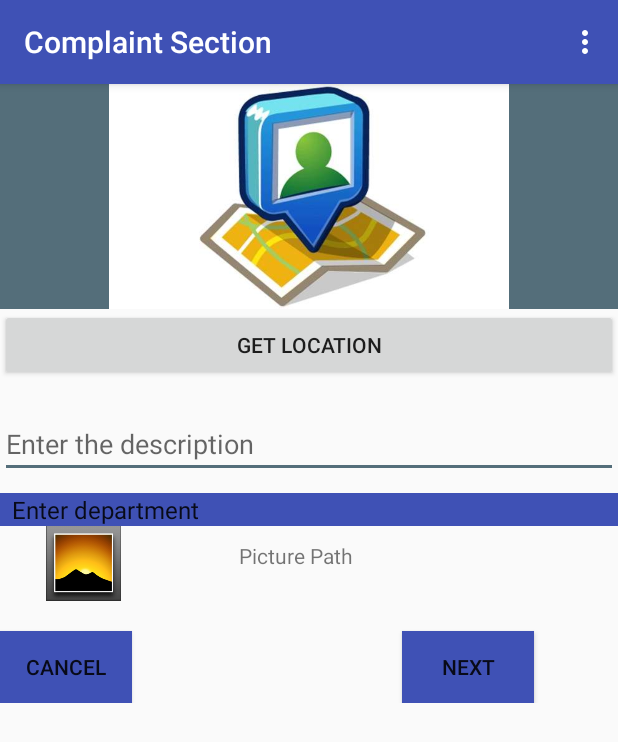
After one commit to saksheesaxena/Customer_Complaints, an Android app: the CameraclickedActivity screen opened directly, with no data from a screen before it, on a phone screen of 412 x 824 dp. The commit adds this screen. Shown: the top 742 px of the screen. Run offline under Robolectric (Android 15) with nearby library versions, the phone set to English and light mode, and no system bars; libraries missing offline, so code that uses them is left out: com.afollestad.materialdialogs; 2 statements that could not run were skipped.

Commit message:
some changes..

```diff
--- a/app/src/main/AndroidManifest.xml
+++ b/app/src/main/AndroidManifest.xml
@@ -41,6 +41,9 @@
         <activity android:label="Complaint Section" android:name=".Activities.ComplaintDescActivity">
         </activity>
 
+        <activity android:label="Complaint Section" android:name=".Activities.CameraclickedActivity">
+        </activity>
+
         <activity android:label="Complaint Section" android:name=".Activities.PhotoattachmentActivity">
         </activity>
 
--- /dev/null
+++ b/app/src/main/java/com/example/admin/customer_complaints/Activities/CameraclickedActivity.java
@@ -0,0 +1,97 @@
+package com.example.admin.customer_complaints.Activities;
+
+import android.content.Intent;
+import android.os.Bundle;
+import android.view.Menu;
+import android.view.MenuItem;
+import android.view.View;
+import android.widget.Button;
+import android.widget.ImageView;
+import android.widget.Spinner;
+import android.widget.TextView;
+
+import com.example.admin.customer_complaints.R;
+
+/**
+ * Created by Shilpy on 10/19/2015.
+ */
+public class CameraclickedActivity extends BaseActivity {
+    Button cancel;
+    Button next;
+    Button button_location;
+    String[] complaint_department;
+    Spinner spinner;
+    ImageView imgview;
+    TextView txtview;
+    String imgUri;
+    Intent intent;
+
+    @Override
+    protected void onCreate(Bundle savedInstanceState) {
+        super.onCreate(savedInstanceState);
+        setContentView(R.layout.activity_camera_pic);
+        imgview = (ImageView) findViewById(R.id.imageView);
+        txtview = (TextView) findViewById(R.id.textView6);
+        Bundle extras = getIntent().getExtras();
+        if (extras != null && extras.containsKey("KEY")) {
+            imgUri= extras.getString("KEY");
+        }
+       // Bitmap bitmap = (Bitmap) intent.getParcelableExtra("bmp_img");
+       // imgview.setImageBitmap(bitmap);
+        cancel = (Button) findViewById(R.id.button4);
+        next = (Button) findViewById(R.id.next);
+        button_location = (Button)findViewById(R.id.button_location);
+        spinner = (Spinner)findViewById(R.id.department_spinner);
+        complaint_department = getResources().getStringArray(R.array.departments);
+        cancel.setOnClickListener(new View.OnClickListener() {
+            public void onClick(View v) {
+                startActivity(new Intent(CameraclickedActivity.this, HomeActivity.class));
+            }
+        });
+
+        button_location.setOnClickListener(new View.OnClickListener() {
+            @Override
+            public void onClick(View v) {
+                startActivity(new Intent(CameraclickedActivity.this,MapActivity.class));
+            }
+        });
+        next.setOnClickListener(new View.OnClickListener() {
+            public void onClick(View v) {
+                startActivity(new Intent(CameraclickedActivity.this, PersonalDetailsActivity.class));
+
+            }
+        });
+
+    }
+
+    /*  @Override
+      public boolean onCreateOptionsMenu(Menu menu) {
+          // Inflate the menu; this adds items to the action bar if it is present.
+          getMenuInflater().inflate(R.menu.menu_second, menu);
+          return true;
+      } */
+    @Override
+    protected int getLayoutResource() {
+        return R.layout.activity_camera_pic;
+    }
+    @Override
+    public boolean onOptionsItemSelected(MenuItem item) {
+        // Handle action bar item clicks here. The action bar will
+        // automatically handle clicks on the Home/Up button, so long
+        // as you specify a parent activity in AndroidManifest.xml.
+        int id = item.getItemId();
+
+        //noinspection SimplifiableIfStatement
+        if (id == R.id.action_settings) {
+            return true;
+        }
+
+        return super.onOptionsItemSelected(item);
+    }
+    @Override
+    public boolean onPrepareOptionsMenu(Menu menu) {
+        super.onPrepareOptionsMenu(menu);
+        menu.findItem(R.id.action_home).setVisible(false);
+        return true;
+    }
+}
--- a/app/src/main/java/com/example/admin/customer_complaints/Activities/ChoiceSelectionActivity.java
+++ b/app/src/main/java/com/example/admin/customer_complaints/Activities/ChoiceSelectionActivity.java
@@ -91,6 +91,9 @@ public class ChoiceSelectionActivity extends BaseActivity {
                 // Image captured and saved to fileUri specified in the Intent
                 Toast.makeText(this, "Image saved to:\n" +
                         data.getData(), Toast.LENGTH_LONG).show();
+                Intent i= new Intent(ChoiceSelectionActivity.this, CameraclickedActivity.class);
+                i.putExtra("KEY", imageUri);
+                startActivity(i);
             } else if (resultCode == RESULT_CANCELED) {
                 // User cancelled the image capture
             } else {
--- /dev/null
+++ b/app/src/main/res/layout/activity_camera_pic.xml
@@ -0,0 +1,89 @@
+<?xml version="1.0" encoding="utf-8"?>
+<LinearLayout xmlns:android="http://schemas.android.com/apk/res/android"
+    xmlns:tools="http://schemas.android.com/tools"
+    android:layout_width="match_parent"
+    android:layout_height="match_parent"
+    tools:context="com.example.admin.customer_complaints.Activities.ComplaintDescActivity"
+    android:orientation="vertical"
+    android:weightSum="1">
+
+
+    <ImageView android:layout_height="150dp"
+        android:layout_width="match_parent"
+        android:id="@+id/image_uploaded"
+        android:background="@color/colorAccent"
+        android:src="@drawable/imgloc"/>
+
+    <Button
+        android:layout_width="match_parent"
+        android:layout_height="wrap_content"
+        android:id="@+id/button_location"
+        android:text="Get Location" />
+    <TextView
+        android:layout_width="wrap_content"
+        android:layout_height="wrap_content"
+        android:id="@+id/textView3"
+        android:layout_gravity="center_vertical" />
+    <EditText
+        android:layout_width="match_parent"
+        android:layout_height="wrap_content"
+        android:hint="Enter the description"/>
+
+    <Spinner
+        android:layout_width="match_parent"
+        android:layout_height="wrap_content"
+        android:spinnerMode="dialog"
+        android:entries="@array/departments"
+        android:id="@+id/department_spinner"
+        android:background="@color/colorPrimary"
+        android:layout_marginTop="10dp"/>
+
+
+    <ImageView
+        android:layout_width="wrap_content"
+        android:layout_height="50dp"
+        android:src="@drawable/camera"
+        android:id="@+id/imageView"
+        android:layout_marginLeft="-150dp"
+        android:layout_gravity="center_horizontal" />
+
+    <TextView
+        android:layout_width="280dp"
+        android:layout_height="50dp"
+        android:layout_marginTop="-40dp"
+        android:text="                      Picture Path"
+        android:id="@+id/textView6"
+        android:layout_marginLeft="20dp"
+        android:layout_gravity="center_horizontal" />
+
+    <LinearLayout
+        android:layout_width="wrap_content"
+        android:layout_height="wrap_content"
+        android:orientation="horizontal">
+        <Button
+            android:layout_width="wrap_content"
+            android:layout_height="wrap_content"
+            android:text="Cancel"
+            android:id="@+id/button4"
+            android:layout_below="@+id/imageButton"
+            android:layout_alignParentLeft="true"
+            android:layout_alignParentStart="true"
+            android:layout_marginBottom="0dp"
+            android:layout_marginTop="10dp"
+            android:background="#3F51B5"/>
+
+        <Button
+            android:layout_width="wrap_content"
+            android:layout_height="wrap_content"
+            android:text="Next"
+            android:id="@+id/next"
+            android:layout_marginBottom="0dp"
+            android:layout_marginLeft="180dp"
+            android:layout_marginRight="10dp"
+            android:layout_marginTop="10dp"
+            android:background="#3F51B5"
+            />
+
+    </LinearLayout>
+
+</LinearLayout>
```
Also changed, not shown: app/src/main/res/drawable/camera.PNG (added), 1 other file.
